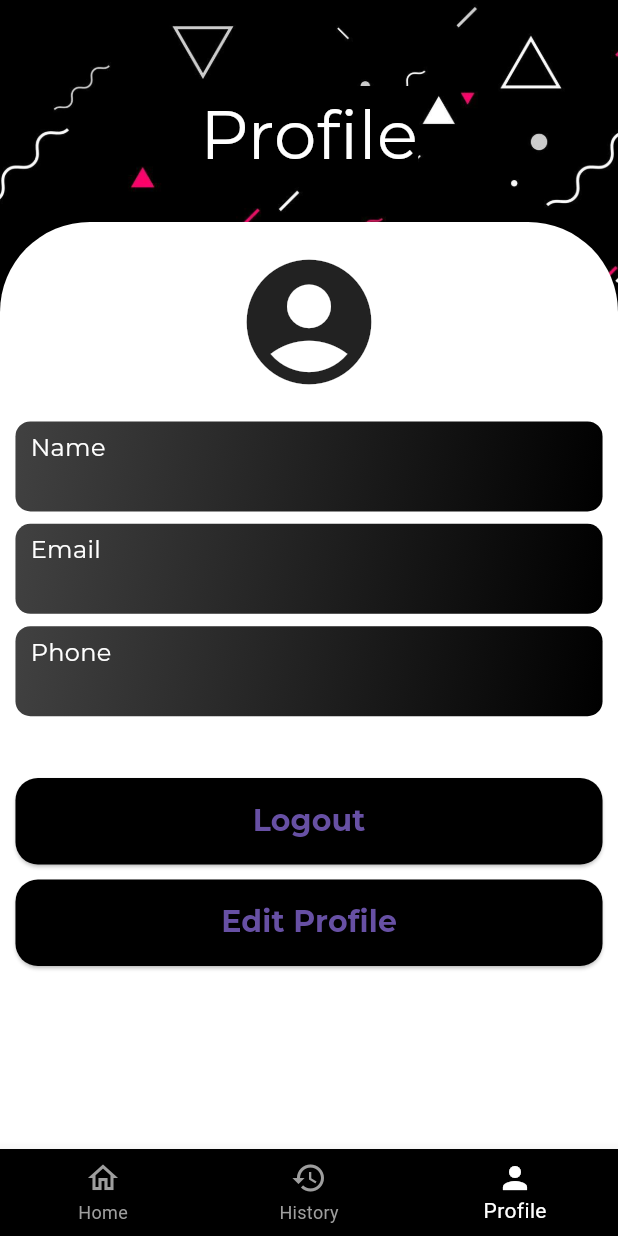
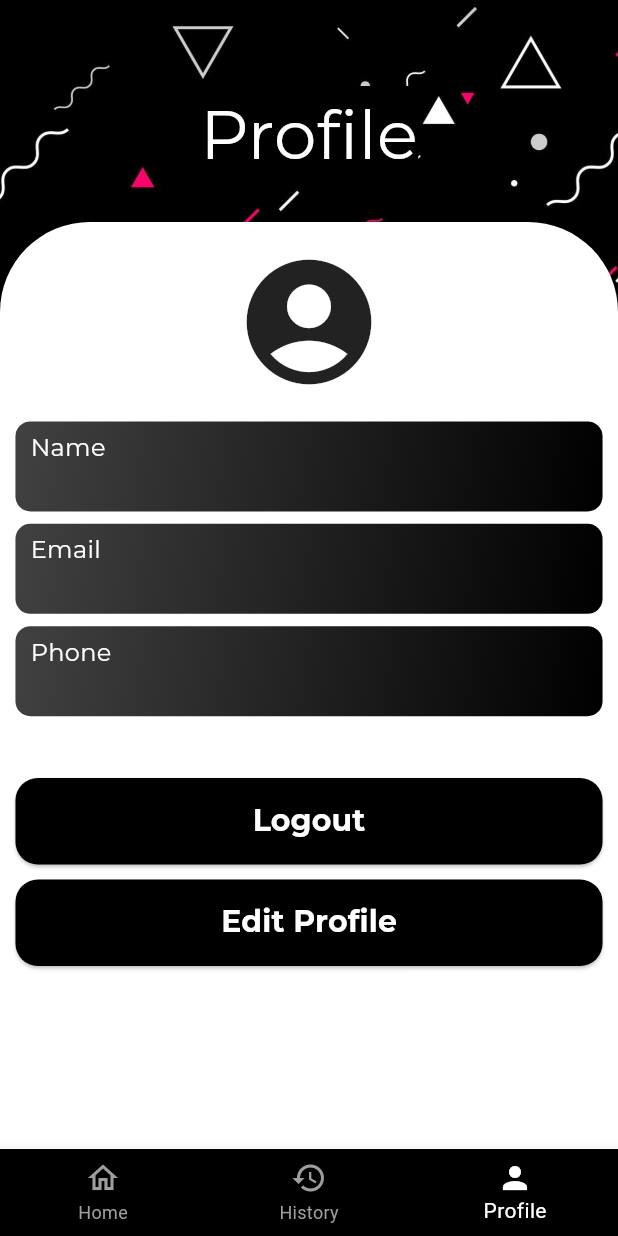
Before and after one commit to rajivkumarburra/G-Fest, a Flutter app: the screen it shows once a user with an empty profile is signed in, item 3 of the bottom bar chosen, on a phone screen of 412 x 824 dp. Run offline on Flutter 3.47's test engine with Material 3 defaults, Android fonts, the phone set to English and light mode, and no system bars; our stand-ins replace cloud_firestore, firebase_auth, firebase_core, fluttertoast, google_fonts; accounts and stored records are empty.

Commit message:
upgraded settings

```diff
--- a/lib/main.dart
+++ b/lib/main.dart
@@ -1,6 +1,7 @@
 import 'package:firebase_auth/firebase_auth.dart';
 import 'package:firebase_core/firebase_core.dart';
 import 'package:flutter/material.dart';
+import 'package:google_fonts/google_fonts.dart';
 
 import 'screens/auth_screen.dart';
 import 'screens/home_screen.dart';
@@ -20,7 +21,24 @@ class MyApp extends StatelessWidget {
   @override
   Widget build(BuildContext context) {
     return MaterialApp(
+      title: 'G-Fest',
       debugShowCheckedModeBanner: false,
+      theme: ThemeData(
+        appBarTheme: AppBarTheme(
+          backgroundColor: Colors.black, // Background color for the AppBar
+          titleTextStyle: TextStyle(
+            color: Colors.white, // Text color for the AppBar title
+            fontFamily: GoogleFonts.montserrat(
+              fontWeight: FontWeight.bold,
+            ).fontFamily,
+            fontSize: 20,
+          ),
+          iconTheme: const IconThemeData(
+            color:
+                Colors.white, // Color for the AppBar icons (e.g., back button)
+          ),
+        ),
+      ),
       home: StreamBuilder(
         stream: FirebaseAuth.instance.authStateChanges(),
         builder: (context, snapshot) {
--- a/lib/screens/auth_screen.dart
+++ b/lib/screens/auth_screen.dart
@@ -354,6 +354,7 @@ class _AuthScreenState extends State<AuthScreen> {
                             child: Text(
                               isSignupPage ? 'Sign Up' : 'Login',
                               style: TextStyle(
+                                color: Colors.white,
                                 fontSize: 20,
                                 fontWeight: FontWeight.bold,
                                 fontFamily: GoogleFonts.montserrat(
@@ -381,7 +382,7 @@ class _AuthScreenState extends State<AuthScreen> {
                             ),
                             TextButton(
                               style: ButtonStyle(
-                                overlayColor: MaterialStateProperty.all<Color>(
+                                overlayColor: WidgetStateProperty.all<Color>(
                                   Colors.black.withOpacity(0.1),
                                 ),
                               ),
--- a/lib/screens/event_screen.dart
+++ b/lib/screens/event_screen.dart
@@ -47,6 +47,7 @@ class EventScreen extends StatelessWidget {
         title: Text(
           event['title'],
           style: TextStyle(
+            color: Colors.white,
             fontSize: 20,
             fontFamily: GoogleFonts.montserrat(
               fontWeight: FontWeight.bold,
--- a/lib/screens/profile_screen.dart
+++ b/lib/screens/profile_screen.dart
@@ -17,10 +17,8 @@ class _ProfileScreenState extends State<ProfileScreen> {
 
   @override
   void initState() {
-    setState(() {
-      uid = FirebaseAuth.instance.currentUser!.uid;
-    });
-    super.initState();
+    super.initState(); // Ensure to call super.initState() at the beginning
+    uid = FirebaseAuth.instance.currentUser!.uid;
   }
 
   @override
@@ -118,6 +116,7 @@ class _ProfileScreenState extends State<ProfileScreen> {
                           child: Text(
                             'Logout',
                             style: TextStyle(
+                              color: Colors.white,
                               fontSize: 20,
                               fontWeight: FontWeight.bold,
                               fontFamily: GoogleFonts.montserrat(
@@ -152,6 +151,7 @@ class _ProfileScreenState extends State<ProfileScreen> {
                           child: Text(
                             'Edit Profile',
                             style: TextStyle(
+                              color: Colors.white,
                               fontSize: 20,
                               fontWeight: FontWeight.bold,
                               fontFamily: GoogleFonts.montserrat(
```
Also changed, not shown: lib/screens/edit_profile_screen.dart (+5 -4 lines), lib/widgets/history_card.dart (+1 -9 lines), pubspec.lock.
